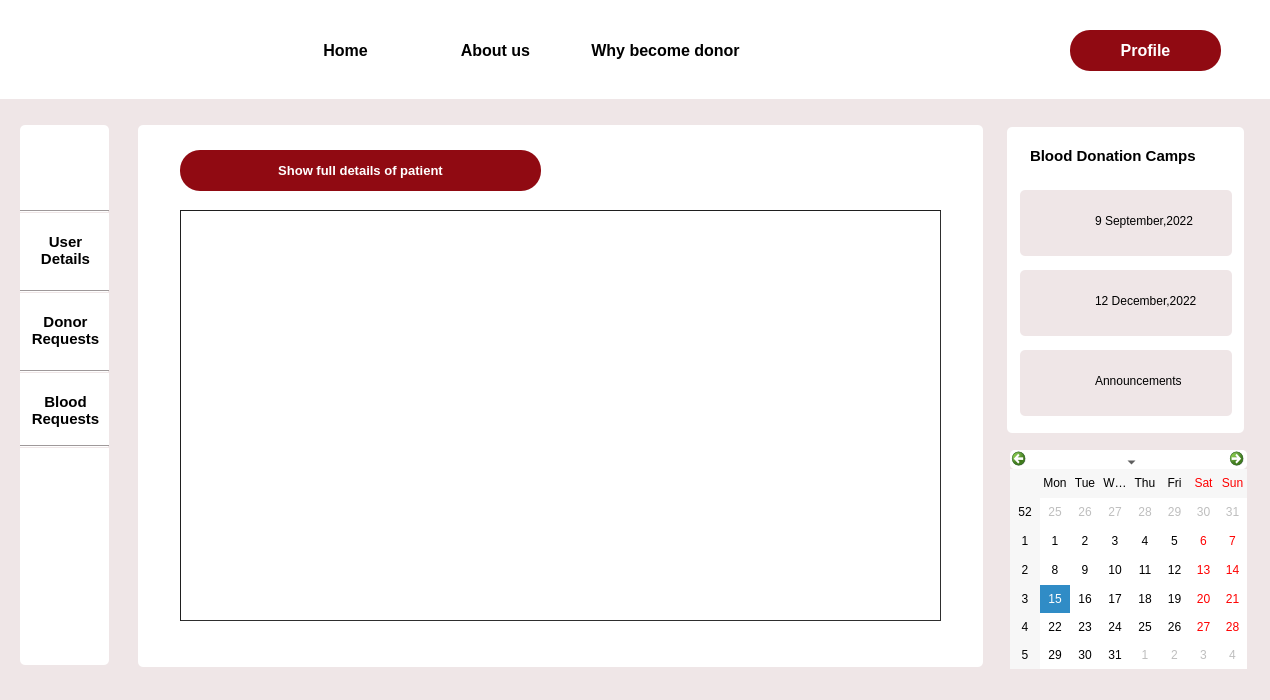
Rista10/Final, file patient_requests.ui: the form before one commit.
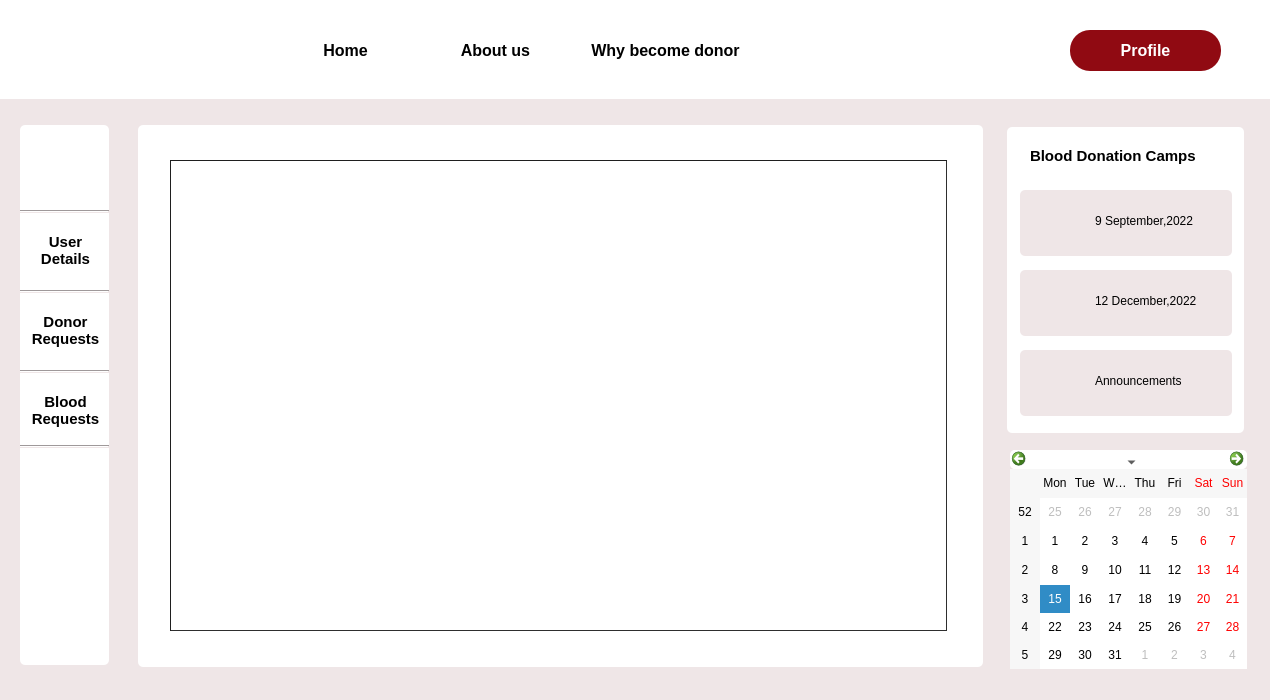
The form after the commit. Icons and pictures are not drawn.

Diff of the .ui file:
```diff
--- a/patient_requests.ui
+++ b/patient_requests.ui
@@ -643,10 +643,10 @@
   <widget class="QTableView" name="tableView">
    <property name="geometry">
     <rect>
-     <x>180</x>
-     <y>210</y>
-     <width>761</width>
-     <height>411</height>
+     <x>170</x>
+     <y>160</y>
+     <width>777</width>
+     <height>471</height>
     </rect>
    </property>
    <property name="styleSheet">
@@ -657,37 +657,6 @@
 </string>
    </property>
   </widget>
-  <widget class="QPushButton" name="pushButton">
-   <property name="geometry">
-    <rect>
-     <x>180</x>
-     <y>150</y>
-     <width>361</width>
-     <height>41</height>
-    </rect>
-   </property>
-   <property name="font">
-    <font>
-     <pointsize>10</pointsize>
-     <bold>true</bold>
-    </font>
-   </property>
-   <property name="styleSheet">
-    <string notr="true">*{background-color:rgb(144, 10, 18);
-border-radius:20px;
-
-color: rgb(255, 255, 255);}
-
-#pushButton::hover
-{
-background-color:white;
-	color: rgb(144, 10, 18);
-}</string>
-   </property>
-   <property name="text">
-    <string>Show full details of patient</string>
-   </property>
-  </widget>
   <zorder>label_4</zorder>
   <zorder>label_2</zorder>
   <zorder>label</zorder>
```
Left out of the diff: 1 changed line with no effect on the pictures.
